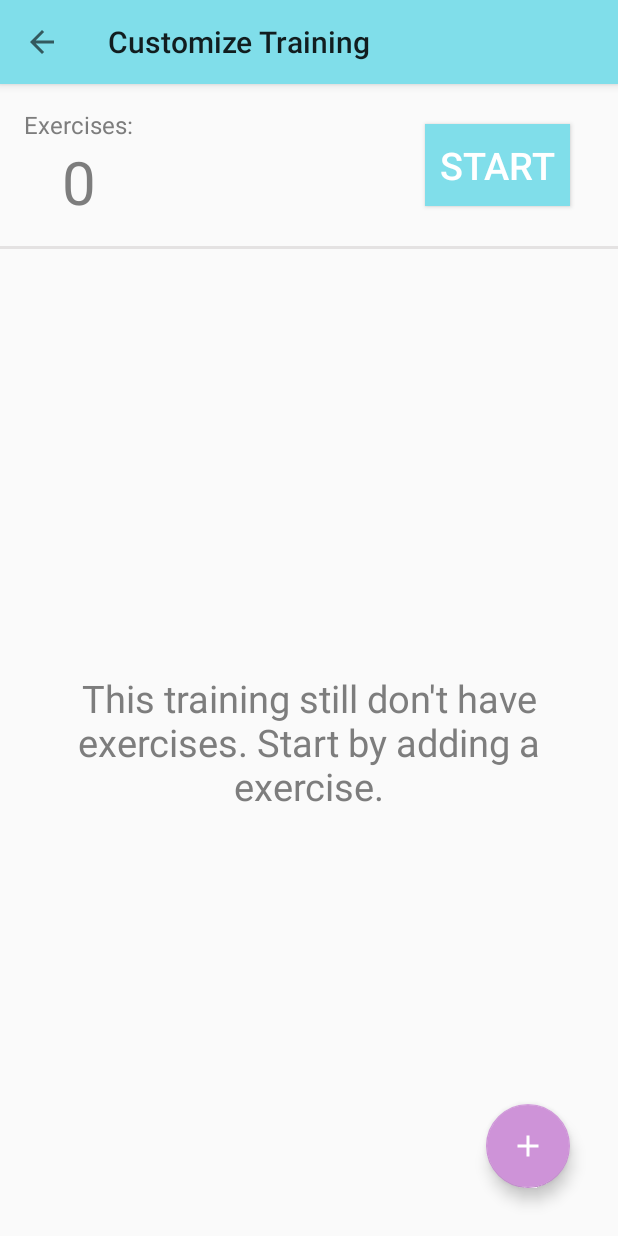
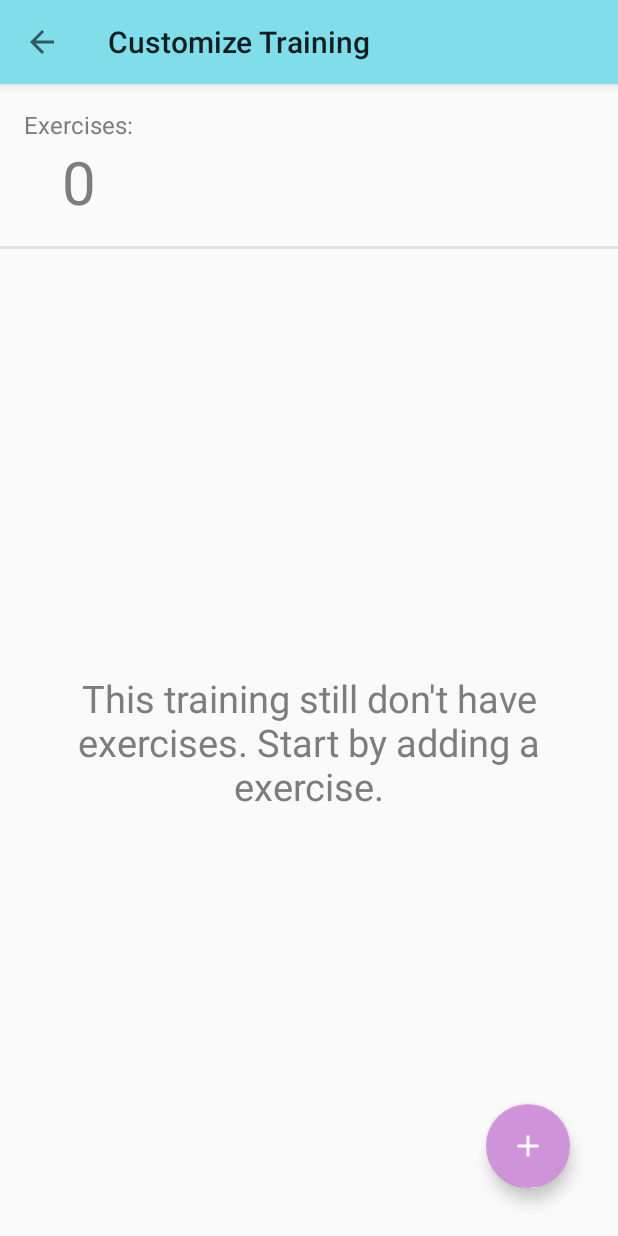
Before and after one commit to staropramen/VacuumFitness, an Android app: the fragment TrainingDetailFragment placed in its activity, on a phone screen of 412 x 824 dp. Run offline under Robolectric (Android 15) with nearby library versions, the phone set to English and light mode, and no system bars; our stand-ins replace ButterKnife, Picasso, Room's generated code; libraries missing offline, so code that uses them is left out: android.arch.persistence; pictures from the network do not load; 2 statements that could not run were skipped.

Commit message:
Added landscape versions for all fragments with recycler views

```diff
--- a/app/src/main/res/layout/fragment_training_detail.xml
+++ b/app/src/main/res/layout/fragment_training_detail.xml
@@ -23,20 +23,6 @@
         app:layout_constraintStart_toStartOf="@+id/tv_exercises_title"
         app:layout_constraintTop_toBottomOf="@+id/tv_exercises_title" />
 
-    <Button
-        android:id="@+id/bt_start"
-        android:layout_width="wrap_content"
-        android:layout_height="wrap_content"
-        android:layout_marginEnd="@dimen/xxl_margin"
-        android:background="@color/colorPrimary"
-        android:padding="@dimen/spinner_padding"
-        android:text="@string/start_button"
-        android:textColor="@color/white"
-        android:textSize="@dimen/big_text"
-        app:layout_constraintBottom_toBottomOf="@+id/tv_exercises_count"
-        app:layout_constraintEnd_toEndOf="parent"
-        app:layout_constraintTop_toTopOf="@+id/tv_exercises_title" />
-
     <View
         android:id="@+id/v_separator"
         android:layout_width="0dp"
@@ -48,7 +34,7 @@
 
     <android.support.v7.widget.RecyclerView
         android:id="@+id/rv_exercises_by_ids"
-        android:layout_width="match_parent"
+        android:layout_width="0dp"
         android:layout_height="0dp"
         app:layout_constraintBottom_toBottomOf="parent"
         app:layout_constraintEnd_toEndOf="parent"
--- a/app/src/main/res/values/dimens.xml
+++ b/app/src/main/res/values/dimens.xml
@@ -1,6 +1,9 @@
 <?xml version="1.0" encoding="utf-8"?>
 <resources>
     <dimen name="app_bar_elevation">8dp</dimen>
+
+    <!-- General -->
+    <dimen name="recycler_view_width_land">400dp</dimen>
 
     <!-- Margins -->
     <dimen name="xxl_margin">32dp</dimen>
```
